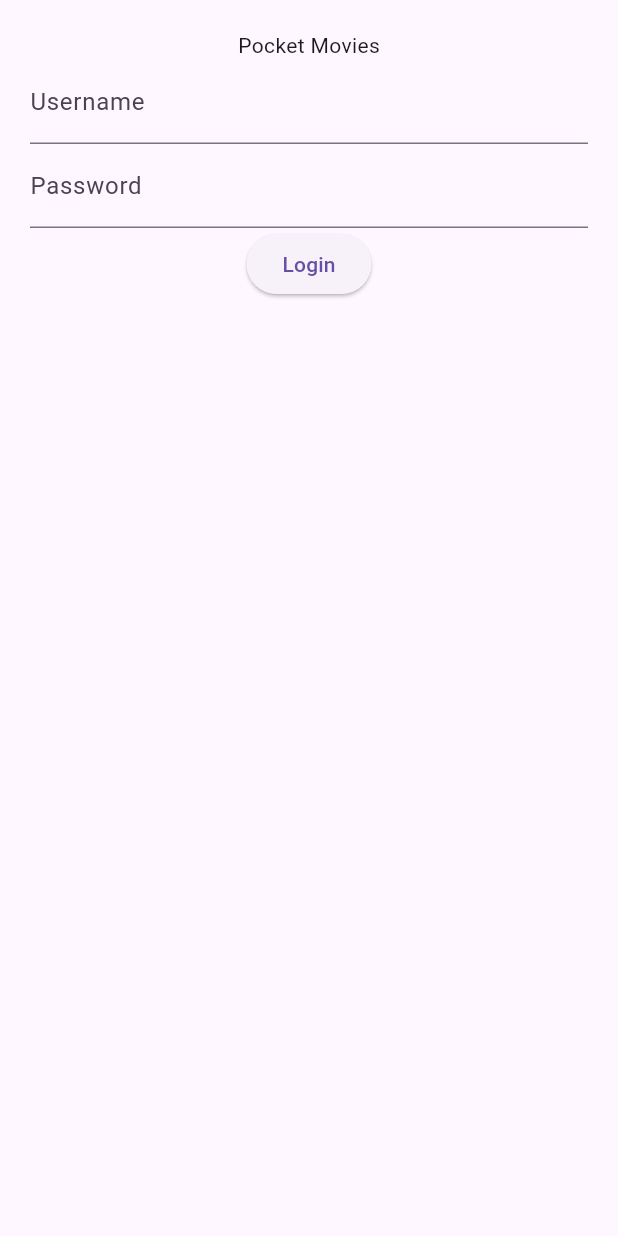
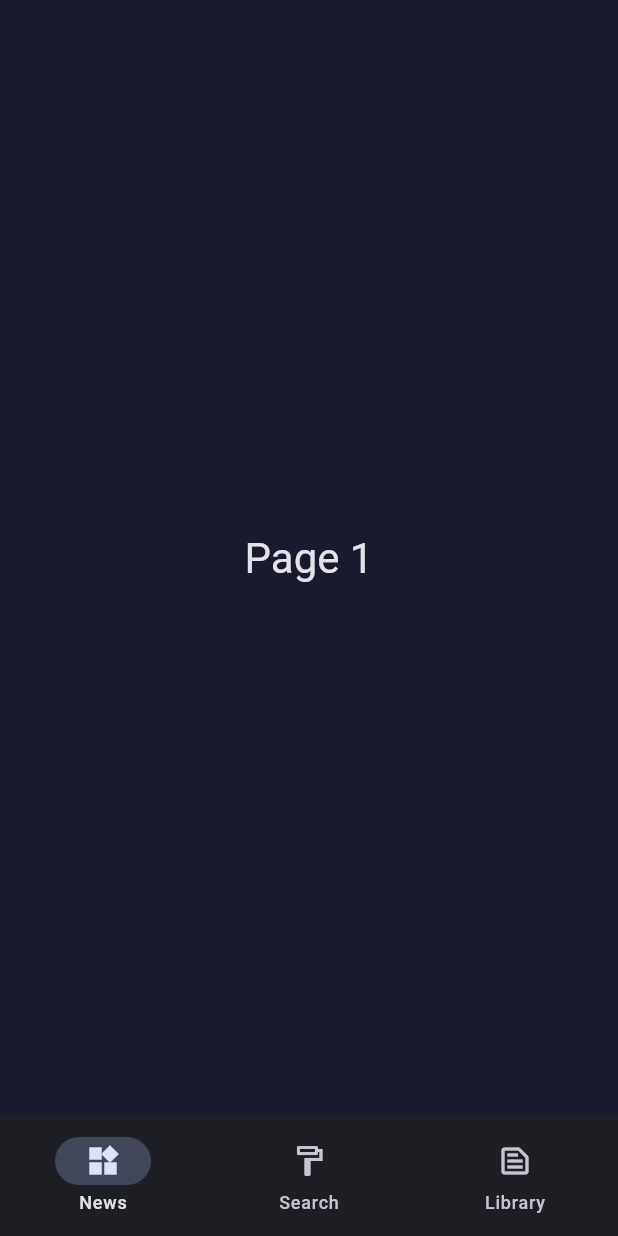
Before and after one commit to Minipoloalex/Pocket-Cinema, a Flutter app: the screen it shows after launch, after a tap on "Login", on a phone screen of 412 x 824 dp. Run offline on Flutter 3.47's test engine with Material 2 defaults, Android fonts, the phone set to English and light mode, and no system bars.

Commit message:
support for multiple pages

```diff
--- a/movies_with_friends/lib/main.dart
+++ b/movies_with_friends/lib/main.dart
@@ -8,16 +8,92 @@ void main() {
   runApp(const MyApp());
 }
 
-class MyApp extends StatelessWidget {
-  const MyApp({super.key});
+class PageItem {
+  const PageItem(this.label, this.icon, this.selectedIcon);
 
-  // Application root
+  final String label;
+  final Widget icon;
+  final Widget selectedIcon;
+}
+
+const List<PageItem> pages = <PageItem>[
+  PageItem(
+      'News', Icon(Icons.widgets_outlined), Icon(Icons.widgets)),
+  PageItem(
+      'Search', Icon(Icons.format_paint_outlined), Icon(Icons.format_paint)),
+  PageItem(
+      'Library', Icon(Icons.text_snippet_outlined), Icon(Icons.text_snippet)),
+];
+
+class MyApp extends StatefulWidget {
+  const MyApp({Key? key}) : super(key: key);
+
+  @override
+  State<MyApp> createState() => _MyAppState();
+}
+
+class _MyAppState extends State<MyApp>  {
+
+  int _selectedPage = 0;
+  final _pageController = PageController(initialPage: 0);
+
   @override
   Widget build(BuildContext context) {
     return MaterialApp(
-      title: 'Movies With Friends',
+      title: 'Pocket Movies',
       theme: applicationTheme,
-      home: const LoginPage(title: 'Movies With Friends'),
+      initialRoute: '/login',
+      routes: {
+      '/login': (context) => const LoginPage(),
+      '/': (context) => Scaffold(
+        body: PageView(
+          controller: _pageController,
+          scrollDirection: Axis.horizontal,
+          onPageChanged: (newIndex) {
+            setState(() {
+              _selectedPage = newIndex;
+            });
+          },
+          children: const [
+            Page(title: "Page 1"),
+            Page(title: "Page 2"),
+            Page(title: "Page 3"),
+          ],
+
+        ),
+      bottomNavigationBar: NavigationBar(
+        selectedIndex: _selectedPage,
+        onDestinationSelected: (int index) {
+          //_pageController.animateToPage(index, duration: const Duration(microseconds: 100), curve: Curves.easeIn);
+          //_pageController.animateToPage(index, duration: const Duration(microseconds: 300), curve: Curves.easeIn);
+        },
+        destinations: pages.map((PageItem destination) {
+          return NavigationDestination(
+            label: destination.label,
+            icon: destination.icon,
+            selectedIcon: destination.selectedIcon,
+            tooltip: destination.label,
+          );
+        }).toList(),
+      ),
+    )
+    },
     );
   }
 }
+
+class Page extends StatelessWidget {
+  final String title;
+
+  const Page({super.key, required this.title});
+  @override
+  Widget build(BuildContext context) {
+    return  Padding(padding: const EdgeInsets.all(30), child: Column(
+    mainAxisSize: MainAxisSize.max,
+    mainAxisAlignment: MainAxisAlignment.spaceEvenly,
+    children: <Widget>[
+      Text(title, style: Theme.of(context).textTheme.headlineMedium),
+    ]
+    ));
+  }
+}
--- a/movies_with_friends/lib/view/home/home.dart
+++ b/movies_with_friends/lib/view/home/home.dart
@@ -21,8 +21,7 @@ const List<ExampleDestination> destinations = <ExampleDestination>[
 ];
 
 class HomePage extends StatefulWidget {
-  const HomePage({super.key, required this.title});
-  final String title;
+  const HomePage({super.key});
 
   @override
   State<HomePage> createState() => _MyHomePageState();
@@ -42,10 +41,7 @@ class _MyHomePageState extends State<HomePage> {
     // This method is rerun every time setState is called, for instance as done
     // by the _incrementCounter method above.
     return Scaffold(
-      appBar: AppBar(
-        title: Text(widget.title),
-      ),
-      body: Center(
+        body: Center(
         child: Column(
           mainAxisAlignment: MainAxisAlignment.center,
           children: <Widget>[
@@ -58,11 +54,6 @@ class _MyHomePageState extends State<HomePage> {
             ),
           ],
         ),
-      ),
-      floatingActionButton: FloatingActionButton(
-        onPressed: _incrementCounter,
-        tooltip: 'Increment',
-        child: const Icon(Icons.add),
       ),
       bottomNavigationBar: NavigationBar(
         selectedIndex: 0,
--- a/movies_with_friends/lib/view/library/library.dart
+++ b/movies_with_friends/lib/view/library/library.dart
@@ -21,8 +21,7 @@ const List<ExampleDestination> destinations = <ExampleDestination>[
 ];
 
 class LibraryPage extends StatefulWidget {
-  const LibraryPage({super.key, required this.title});
-  final String title;
+  const LibraryPage({super.key});
 
   @override
   State<LibraryPage> createState() => _MyLibraryPageState();
@@ -42,9 +41,6 @@ class _MyLibraryPageState extends State<LibraryPage> {
     // This method is rerun every time setState is called, for instance as done
     // by the _incrementCounter method above.
     return Scaffold(
-      appBar: AppBar(
-        title: Text(widget.title),
-      ),
       body: Center(
         child: Column(
           mainAxisAlignment: MainAxisAlignment.center,
--- a/movies_with_friends/lib/view/login/login.dart
+++ b/movies_with_friends/lib/view/login/login.dart
@@ -1,4 +1,6 @@
 import 'package:flutter/material.dart';
+import 'package:movies_with_friends/view/home/home.dart';
+
 
 class ExampleDestination {
   const ExampleDestination(this.label, this.icon, this.selectedIcon);
@@ -20,21 +22,24 @@ const List<ExampleDestination> destinations = <ExampleDestination>[
 ];
 
 class LoginPage extends StatefulWidget {
-  const LoginPage({super.key, required this.title});
-  final String title;
+  const LoginPage({super.key});
 
   @override
   State<LoginPage> createState() => _LoginPageState();
 }
 
 class _LoginPageState extends State<LoginPage> {
+
+
   @override
   Widget build(BuildContext context) {
     return Scaffold(
-        body: Center(
-            child: Container(
-                margin: const EdgeInsets.all(20),
-                child: Column(children: [
+        body: Container(
+                margin: const EdgeInsets.symmetric(horizontal: 40),
+                child: Column(
+                  mainAxisAlignment: MainAxisAlignment.center,
+                  crossAxisAlignment: CrossAxisAlignment.center,
+                  children: [
                   const Text("Pocket Movies"),
                   TextFormField(
                     decoration: const InputDecoration(labelText: "Username"),
@@ -46,9 +51,16 @@ class _LoginPageState extends State<LoginPage> {
                     ),
                   ),
                   ElevatedButton(
-                    onPressed: () {},
+                    onPressed: () {
+                      Navigator.pushNamed(context, '/');
+                    },
                     child: const Text('Login'),
-                    )
-                ]))));
+                    ),
+                    const Divider(),
+                  ElevatedButton(
+                  onPressed: () {},
+                  child: const Text('Login with Google'),
+                  ),
+                ])));
   }
 }
--- a/movies_with_friends/lib/view/theme.dart
+++ b/movies_with_friends/lib/view/theme.dart
@@ -1,6 +1,34 @@
 import 'package:flutter/material.dart';
 
+const Color _blue = Color.fromARGB(255, 15, 51, 96);
+const Color _midleBlue = Color.fromARGB(255, 22, 33, 62);
+const Color _darkBlue = Color.fromARGB(255, 26, 26, 46);
+const Color _pink = Color.fromARGB(255, 233, 69, 96);
+const Color _white = Color.fromARGB(255, 236, 236, 236);
+
 ThemeData applicationTheme = ThemeData(
-  primarySwatch: Colors.blue,
-  useMaterial3: true
+  useMaterial3: true,
+  colorScheme: ColorScheme.fromSeed(
+      seedColor: _midleBlue,
+      brightness: Brightness.dark,
+      background: _darkBlue,
+      primary: _pink,
+      onPrimary: _white,
+      secondary: _blue,
+      onSecondary: _white,
+      tertiary: _midleBlue,
+      onTertiary: _white),
+  brightness: Brightness.dark,
+  textSelectionTheme: const TextSelectionThemeData(
+    selectionHandleColor: Colors.transparent,
+  ),
+  primaryColor: _pink,
+  canvasColor: _darkBlue,
+  scaffoldBackgroundColor: _darkBlue,
+  cardColor: _blue,
+  hintColor: _darkBlue,
+  dividerColor: _blue,
+  indicatorColor: _white,
+  primaryTextTheme: Typography().white,
+  iconTheme: const IconThemeData(color: _white),
 );
--- a/movies_with_friends/pubspec.yaml
+++ b/movies_with_friends/pubspec.yaml
@@ -35,6 +35,7 @@ dependencies:
   # The following adds the Cupertino Icons font to your application.
   # Use with the CupertinoIcons class for iOS style icons.
   cupertino_icons: ^1.0.2
+  auth_buttons: ^3.0.0
 
 dev_dependencies:
   flutter_test:
```
Also changed, not shown: movies_with_friends/pubspec.lock, 1 other file.
